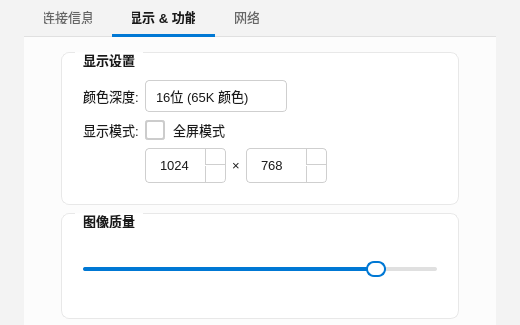
JiaYongChen/CrossRemoteDesktop, file src/ui/connectiondialog.ui: the form before one commit; both pictures show x 0 to 520 and y 0 to 325 of the 520 by 540 pixel window.
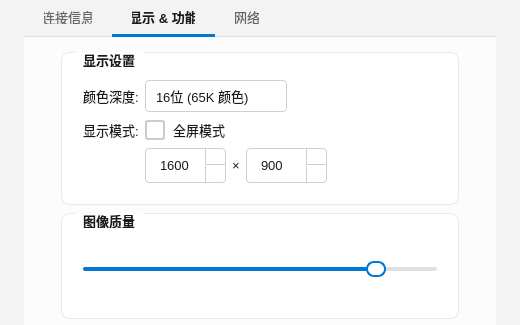
The form after the commit. The open tabs and pages were chosen to show the change. Icons and pictures are not drawn.

Commit message: fix(ConnectionDialog): 更新连接对话框的默认窗口尺寸为 1600×900

The edit to the form file:
```diff
--- a/src/ui/connectiondialog.ui
+++ b/src/ui/connectiondialog.ui
@@ -398,9 +398,9 @@
           <item row="1" column="1"><widget class="QCheckBox" name="fullScreenCheckBox"><property name="minimumSize"><size><width>0</width><height>24</height></size></property><property name="text"><string>全屏模式</string></property></widget></item>
           <item row="2" column="1">
            <layout class="QHBoxLayout" name="windowSizeLayout">
-            <item><widget class="QSpinBox" name="windowWidthSpinBox"><property name="minimumSize"><size><width>0</width><height>32</height></size></property><property name="minimum"><number>320</number></property><property name="maximum"><number>3840</number></property><property name="value"><number>1024</number></property></widget></item>
+            <item><widget class="QSpinBox" name="windowWidthSpinBox"><property name="minimumSize"><size><width>0</width><height>32</height></size></property><property name="minimum"><number>320</number></property><property name="maximum"><number>3840</number></property><property name="value"><number>1600</number></property></widget></item>
             <item><widget class="QLabel" name="multiplyLabel"><property name="text"><string>×</string></property></widget></item>
-            <item><widget class="QSpinBox" name="windowHeightSpinBox"><property name="minimumSize"><size><width>0</width><height>32</height></size></property><property name="minimum"><number>200</number></property><property name="maximum"><number>2160</number></property><property name="value"><number>768</number></property></widget></item>
+            <item><widget class="QSpinBox" name="windowHeightSpinBox"><property name="minimumSize"><size><width>0</width><height>32</height></size></property><property name="minimum"><number>200</number></property><property name="maximum"><number>2160</number></property><property name="value"><number>900</number></property></widget></item>
            </layout>
           </item>
          </layout>
```
The commit also changes 1 other file.
